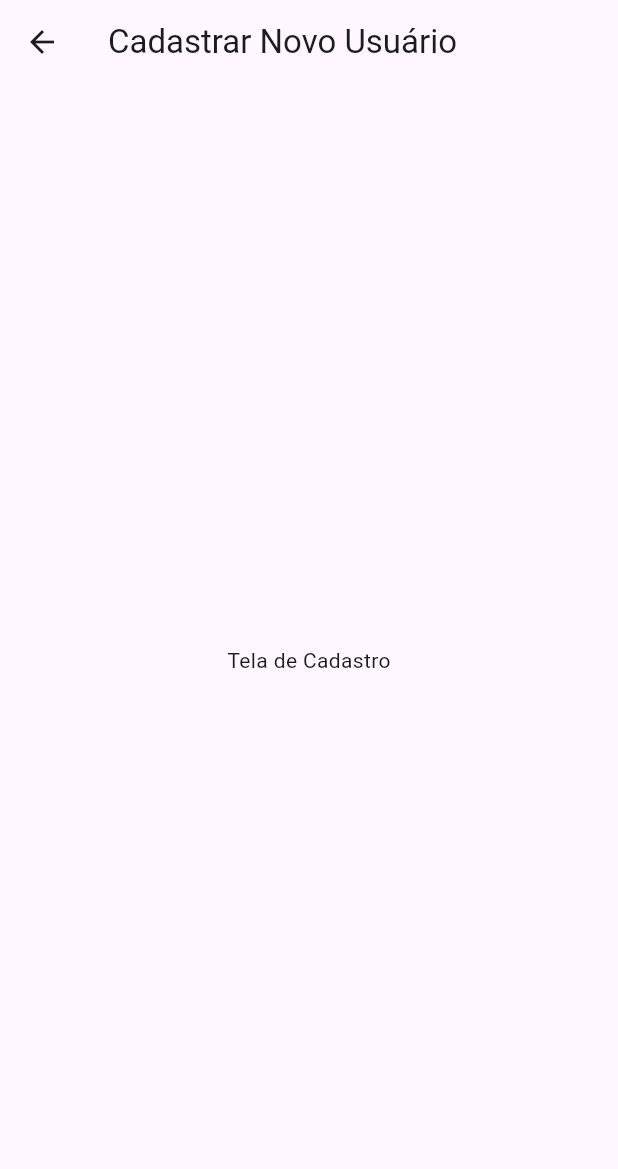
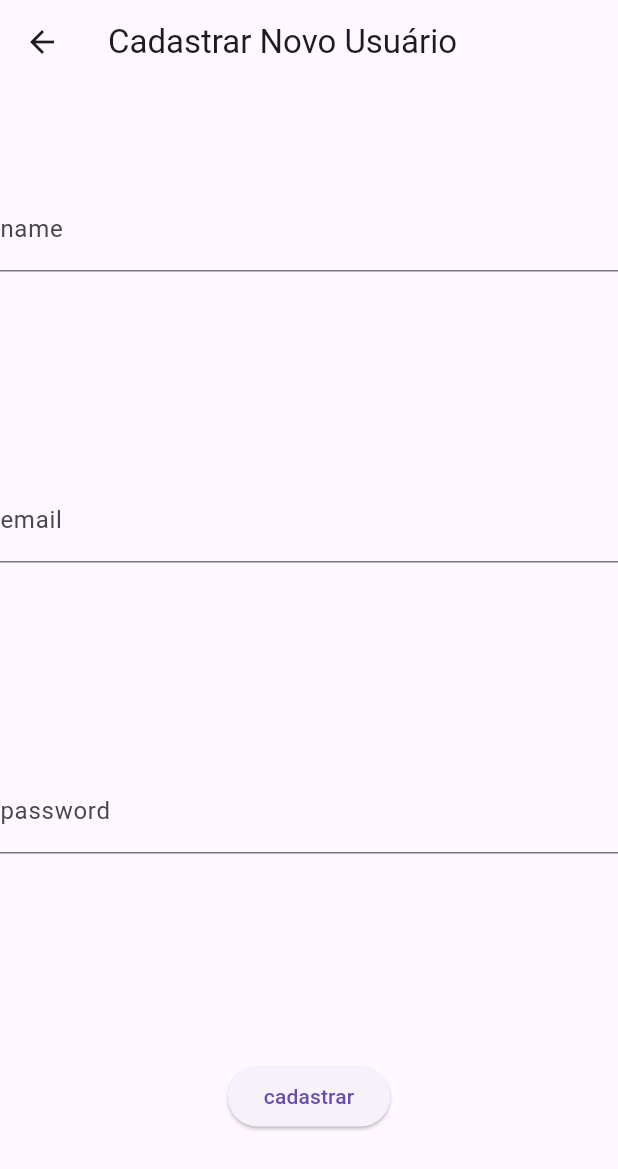
Before and after one commit to GuilhermePiorno/games_tracker, a Flutter app: the RegisterScreen screen opened directly, on a phone screen of 412 x 824 dp. Shown: the top 1169 px of the screen. Run offline on Flutter 3.47's test engine with Material 3 defaults, Android fonts, the phone set to English and light mode, and no system bars; our stand-ins replace sqflite_common_ffi; accounts and stored records are empty.

Commit message:
Cadastro de novos usuários

```diff
--- a/lib/screens/login_screen.dart
+++ b/lib/screens/login_screen.dart
@@ -32,9 +32,9 @@ class _LoginScreenState extends State<LoginScreen> {
 
                 loginController.getLogin(emailController.text, passwordController.text).then((user){
                   if(user.id != -1) {
-                    print("existe");
+                    print("Usuário existe: ${user.id} ${user.name} ${user.email} ${user.password}");
                   } else {
-                    print("não existe");
+                    print("Usuário não existe");
                   }
                 });
 
--- a/lib/screens/register_screen.dart
+++ b/lib/screens/register_screen.dart
@@ -1,6 +1,21 @@
 import 'package:flutter/material.dart';
+import 'package:games_tracker/controller/LoginController.dart';
+import 'package:games_tracker/model/user.dart';
 
-class RegisterScreen extends StatelessWidget {
+class RegisterScreen extends StatefulWidget {
+  const RegisterScreen({super.key});
+
+  @override
+  State<RegisterScreen> createState() => _RegisterScreenState();
+}
+
+class _RegisterScreenState extends State<RegisterScreen> {
+
+  TextEditingController nameController = TextEditingController();
+  TextEditingController emailController = TextEditingController();
+  TextEditingController passwordController = TextEditingController();
+  LoginController loginController = LoginController();
+
   @override
   Widget build(BuildContext context) {
     return Scaffold(
@@ -8,7 +23,25 @@ class RegisterScreen extends StatelessWidget {
         title: Text('Cadastrar Novo Usuário'),
       ),
       body: Center(
-        child: Text('Tela de Cadastro'),
+        child: Column(
+          mainAxisAlignment: MainAxisAlignment.spaceAround,
+          children: [
+            TextField(controller: nameController, decoration: InputDecoration(labelText: "name"),),
+            TextField(controller: emailController, decoration: InputDecoration(labelText: "email"),),
+            TextField(controller: passwordController, decoration: InputDecoration(labelText: "password"),),
+            ElevatedButton(onPressed: (){
+              loginController.getLogin(emailController.text, passwordController.text).then((user){
+                if(user.id != -1) {
+                  print("Usuário já existe");
+                } else {
+                  User novoUsuario = User(null, nameController.text, emailController.text, passwordController.text);
+                  loginController.saveUser(novoUsuario);
+                  print("Usuário ${novoUsuario.name} ${novoUsuario.email} ${novoUsuario.password} cadastrado");
+                }
+              });
+            }, child: Text("cadastrar"))
+          ],
+        )
       ),
     );
   }
```
